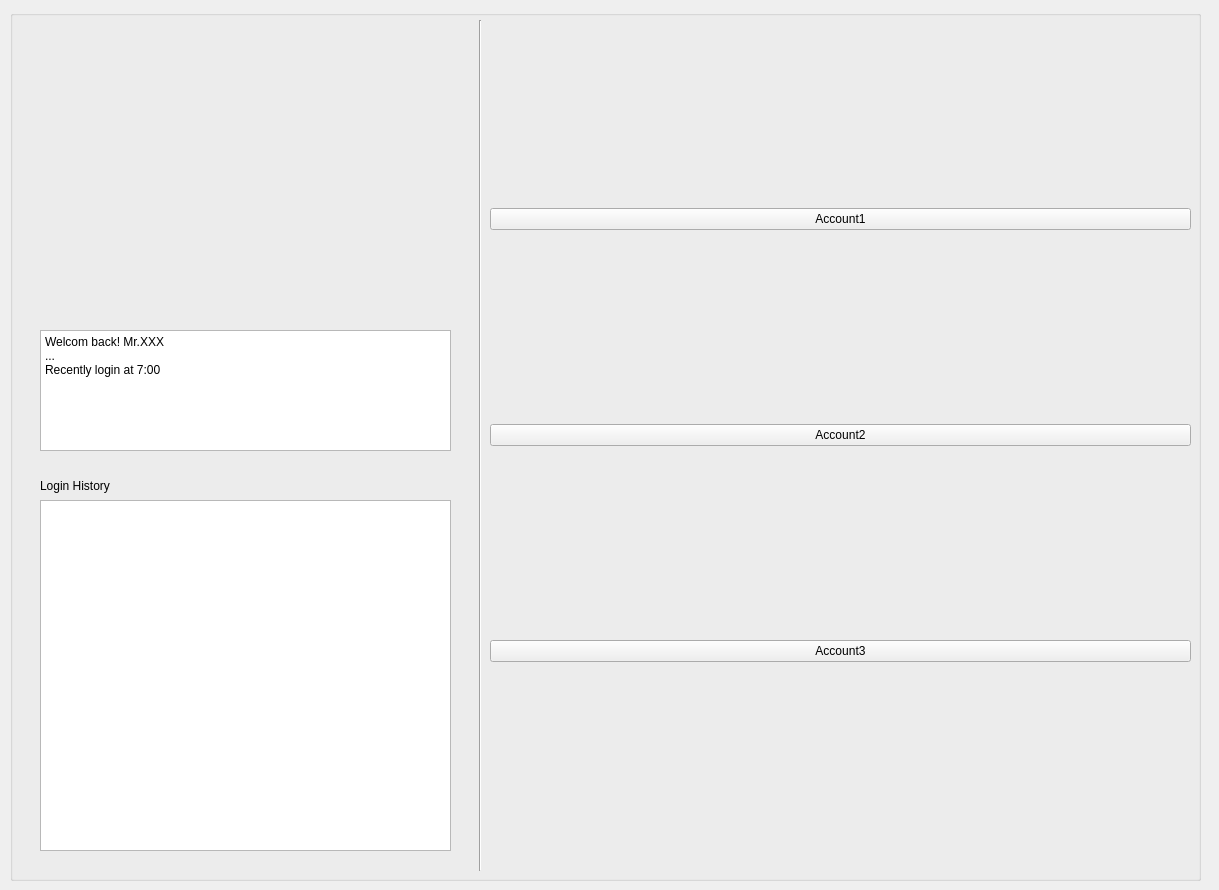
Qt form main_GUI/customer_Info.ui (zwderek/iKYC-Project) before a commit.
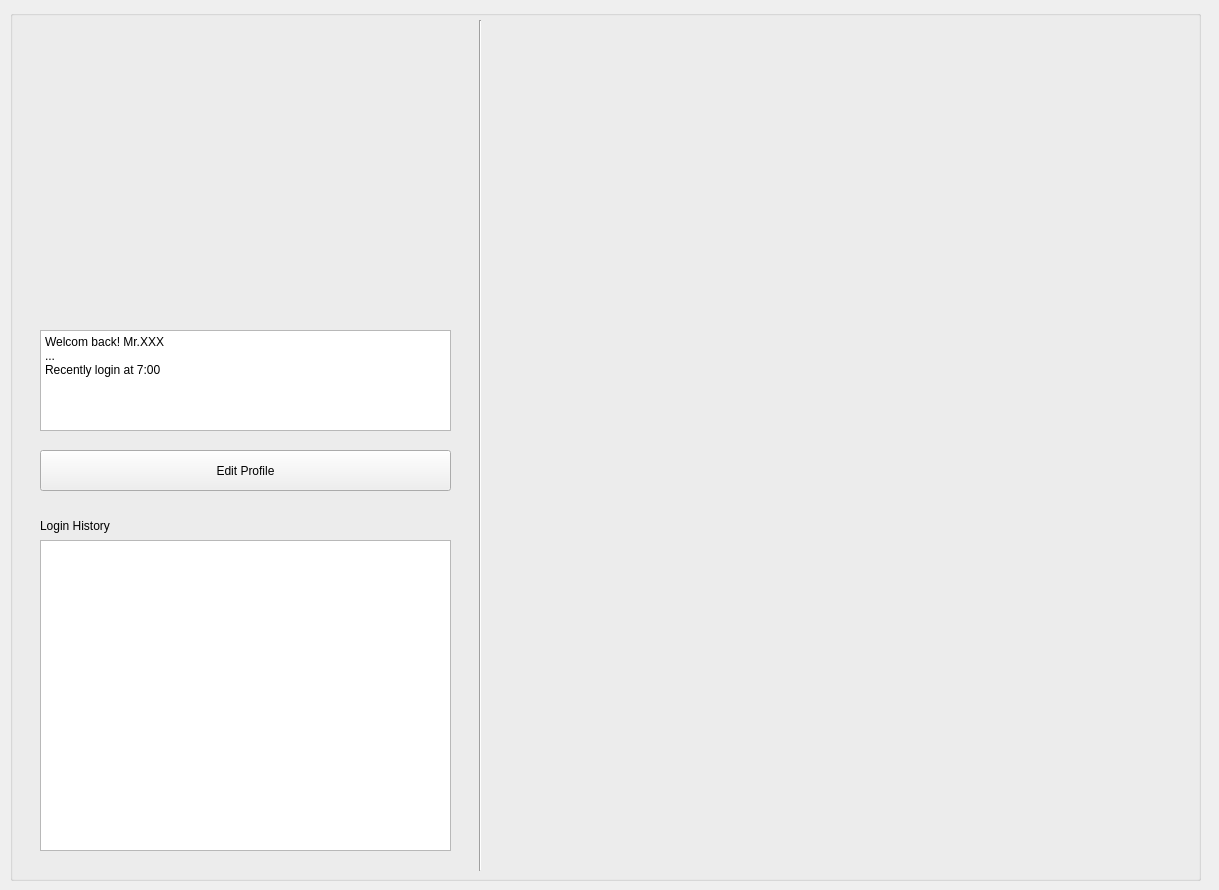
The same form after that commit. Icons and pictures are not drawn.

```diff
--- a/main_GUI/customer_Info.ui
+++ b/main_GUI/customer_Info.ui
@@ -63,7 +63,7 @@
       <x>30</x>
       <y>320</y>
       <width>411</width>
-      <height>121</height>
+      <height>101</height>
      </rect>
     </property>
     <property name="html">
@@ -80,9 +80,9 @@
     <property name="geometry">
      <rect>
       <x>30</x>
-      <y>490</y>
+      <y>530</y>
       <width>411</width>
-      <height>351</height>
+      <height>311</height>
      </rect>
     </property>
     <property name="html">
@@ -97,7 +97,7 @@
     <property name="geometry">
      <rect>
       <x>30</x>
-      <y>460</y>
+      <y>500</y>
       <width>271</width>
       <height>31</height>
      </rect>
@@ -115,29 +115,20 @@
       <height>831</height>
      </rect>
     </property>
-    <layout class="QVBoxLayout" name="verticalLayout">
-     <item>
-      <widget class="QPushButton" name="pushButton_2">
-       <property name="text">
-        <string>Account1</string>
-       </property>
-      </widget>
-     </item>
-     <item>
-      <widget class="QPushButton" name="pushButton_3">
-       <property name="text">
-        <string>Account2</string>
-       </property>
-      </widget>
-     </item>
-     <item>
-      <widget class="QPushButton" name="pushButton">
-       <property name="text">
-        <string>Account3</string>
-       </property>
-      </widget>
-     </item>
-    </layout>
+    <layout class="QVBoxLayout" name="verticalLayout"/>
+   </widget>
+   <widget class="QPushButton" name="pushButton_4">
+    <property name="geometry">
+     <rect>
+      <x>30</x>
+      <y>440</y>
+      <width>411</width>
+      <height>41</height>
+     </rect>
+    </property>
+    <property name="text">
+     <string>Edit Profile</string>
+    </property>
    </widget>
   </widget>
  </widget>
```
